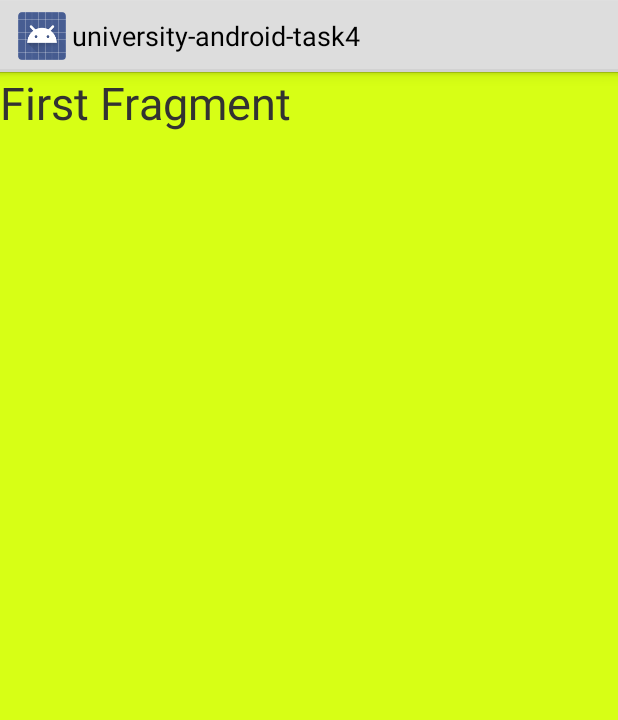
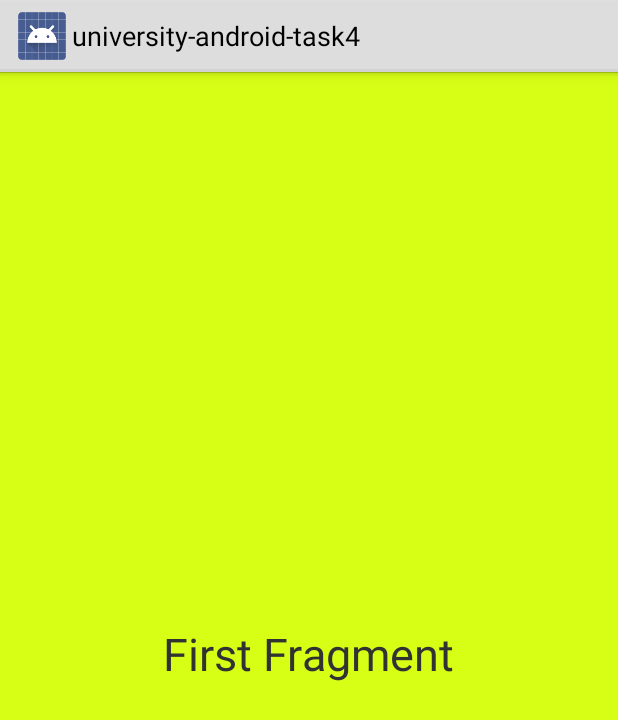
Before and after one commit to noveogroup/university-android-task4, an Android app: the layout fragment_first.xml on its own in the app's theme, with its tools: preview values and no code run, on a phone screen of 412 x 824 dp. Shown: the top 720 px of the screen. Run offline under Robolectric (Android 15) with nearby library versions, the phone set to English and light mode, and no system bars.

```diff
--- a/app/src/main/java/com/noveogroup/task4/LeftBottomFragment.java
+++ b/app/src/main/java/com/noveogroup/task4/LeftBottomFragment.java
@@ -1,12 +1,12 @@
 package com.noveogroup.task4;
 
-import android.app.DialogFragment;
 import android.os.Bundle;
+import android.support.v4.app.DialogFragment;
 import android.view.LayoutInflater;
 import android.view.View;
 import android.view.ViewGroup;
 
-public class LeftBottomFragment extends DialogFragment {
+public class LeftBottomFragment extends DialogFragment{
 
     @Override
     public View onCreateView(LayoutInflater inflater, ViewGroup container, Bundle savedInstanceState) {
--- a/app/src/main/java/com/noveogroup/task4/TopFragment.java
+++ b/app/src/main/java/com/noveogroup/task4/TopFragment.java
@@ -1,7 +1,7 @@
 package com.noveogroup.task4;
 
-import android.app.Fragment;
 import android.os.Bundle;
+import android.support.v4.app.Fragment;
 import android.view.LayoutInflater;
 import android.view.View;
 import android.view.ViewGroup;
--- a/app/src/main/res/layout/fragment_first.xml
+++ b/app/src/main/res/layout/fragment_first.xml
@@ -1,16 +1,14 @@
-<?xml version="1.0" encoding="utf-8"?>
+    <RelativeLayout xmlns:android="http://schemas.android.com/apk/res/android"
+        android:layout_width="fill_parent"
+        android:layout_height="fill_parent"
+        android:background="@color/top_color">
 
-<LinearLayout xmlns:android="http://schemas.android.com/apk/res/android"
-    android:orientation="vertical"
-    android:layout_width="match_parent"
-    android:layout_height="match_parent"
-    android:background="@color/top_color">
-
-    <TextView
-        android:layout_width="match_parent"
-        android:layout_height="match_parent"
-        android:text="@string/first_fragment"
-        android:textSize="@dimen/text_size"
-        android:id="@+id/textView" />
-
-</LinearLayout>
+        <TextView
+            android:layout_width="wrap_content"
+            android:layout_height="wrap_content"
+            android:text="@string/first_fragment"
+            android:textSize="@dimen/text_size"
+            android:id="@+id/textView"
+            android:layout_centerVertical="true"
+            android:layout_centerHorizontal="true" />
+    </RelativeLayout>
--- a/app/src/main/res/layout/left_bottom_fragment.xml
+++ b/app/src/main/res/layout/left_bottom_fragment.xml
@@ -19,7 +19,7 @@
             android:layout_width="wrap_content"
             android:layout_height="wrap_content"
             android:text="@string/dialog_yes"
-            android:layout_below="@+id/textView1"
+            android:layout_alignTop="@+id/btnNo"
             android:layout_toLeftOf="@+id/textView1">
         </Button>
 
```
Also changed, not shown: app/src/main/java/com/noveogroup/task4/LeftBottomDialog.java (added, +23 -0 lines), app/src/main/java/com/noveogroup/task4/MainActivity.java (+28 -27 lines), app/src/main/res/layout/activity_main.xml (+16 -14 lines), app/src/main/res/layout/left_bottom_dialog.xml (added, +8 -0 lines).
